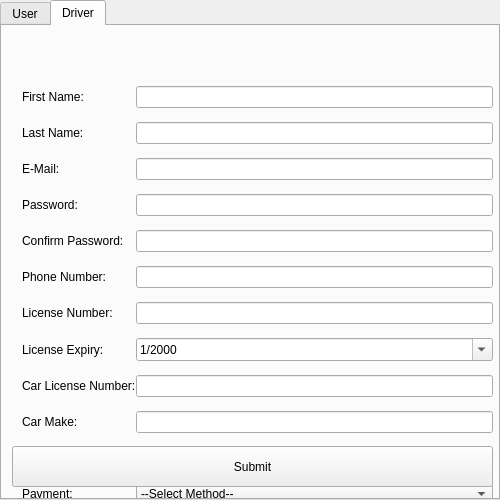
Old version of the form UI/Registration_Screen.ui in the repository 1412kauti/ProjectHurricane.
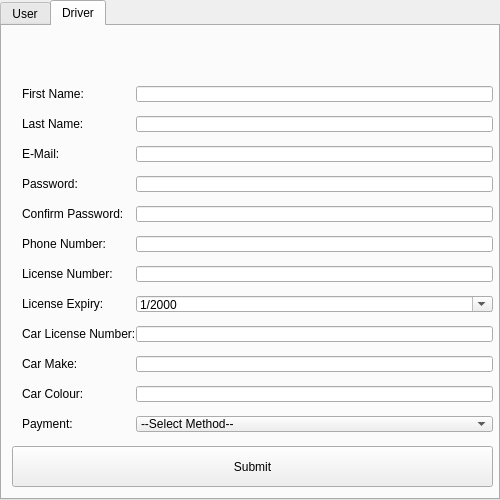
New version of the form.

```diff
--- a/UI/Registration_Screen.ui
+++ b/UI/Registration_Screen.ui
@@ -230,7 +230,7 @@
        <x>10</x>
        <y>50</y>
        <width>481</width>
-       <height>456</height>
+       <height>371</height>
       </rect>
      </property>
      <layout class="QFormLayout" name="formLayout_2">
```
